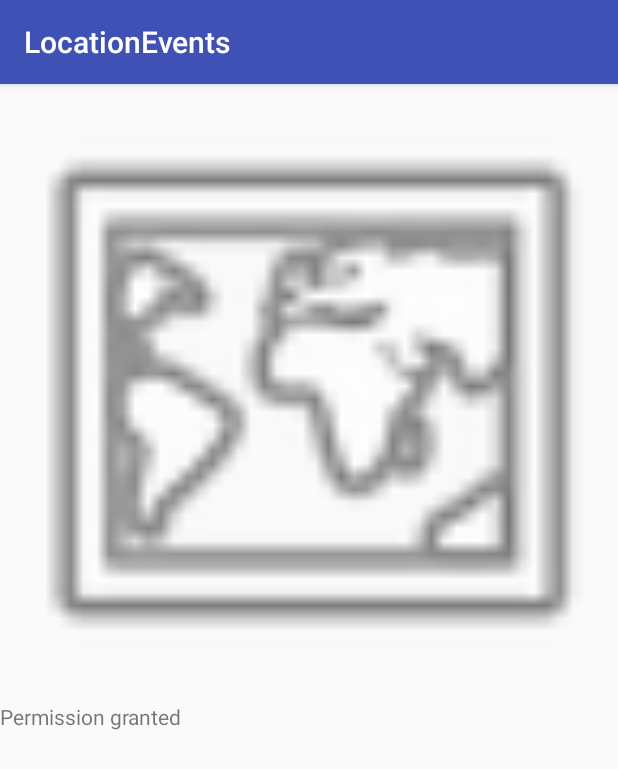
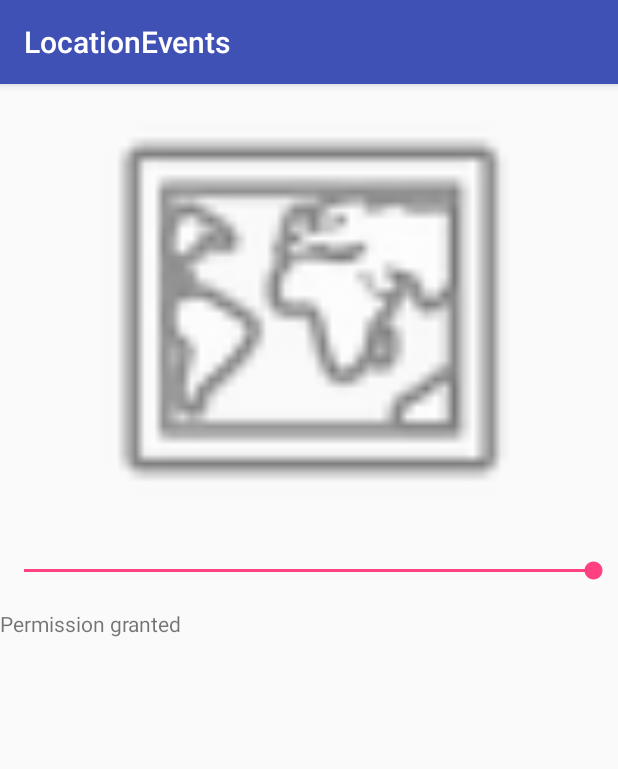
Before and after one commit to fraigo/AndroidLocationEvents, an Android app: the screen it shows after launch (MainActivity), on a phone screen of 412 x 824 dp. Shown: the top 769 px of the screen. Run offline under Robolectric (Android 15) with nearby library versions, the phone set to English and light mode, and no system bars.

Commit message:
Added zoom controls and scroll

```diff
--- a/app/src/main/java/me/franciscoigor/locationevents/MainActivity.java
+++ b/app/src/main/java/me/franciscoigor/locationevents/MainActivity.java
@@ -5,10 +5,14 @@ import android.graphics.Canvas;
 import android.graphics.drawable.Drawable;
 import android.location.Location;
 import android.os.Looper;
+import android.support.annotation.NonNull;
 import android.support.v4.app.ActivityCompat;
 import android.support.v7.app.AppCompatActivity;
 import android.os.Bundle;
+import android.view.View;
+import android.widget.ImageButton;
 import android.widget.ImageView;
+import android.widget.SeekBar;
 import android.widget.TextView;
 
 import com.google.android.gms.location.FusedLocationProviderClient;
@@ -21,6 +25,7 @@ import com.google.android.gms.tasks.OnSuccessListener;
 import java.io.InputStream;
 import java.net.URL;
 import java.text.SimpleDateFormat;
+import java.util.Arrays;
 import java.util.Date;
 import java.util.HashMap;
 
@@ -30,6 +35,9 @@ public class MainActivity extends AppCompatActivity {
     ImageView mapView;
     TextView text;
     HashMap<String,Drawable> webCache;
+    SeekBar seekBar;
+
+    int mapZoom = 18;
 
     @Override
     protected void onCreate(Bundle savedInstanceState) {
@@ -40,6 +48,25 @@ public class MainActivity extends AppCompatActivity {
 
         text = findViewById(R.id.main_text);
         mapView = findViewById(R.id.mapview);
+
+        seekBar = findViewById(R.id.seekBar);
+        seekBar.setOnSeekBarChangeListener(new SeekBar.OnSeekBarChangeListener() {
+            @Override
+            public void onProgressChanged(SeekBar seekBar, int progress, boolean fromUser) {
+                mapZoom = progress+5;
+            }
+
+            @Override
+            public void onStartTrackingTouch(SeekBar seekBar) {
+
+            }
+
+            @Override
+            public void onStopTrackingTouch(SeekBar seekBar) {
+
+            }
+        });
+
 
         if (ActivityCompat.checkSelfPermission(this,
                 android.Manifest.permission.ACCESS_FINE_LOCATION) !=
@@ -52,22 +79,28 @@ public class MainActivity extends AppCompatActivity {
             text.setText("Permission granted");
 
 
-
-            FusedLocationProviderClient flpClient =
-                    LocationServices.getFusedLocationProviderClient(this);
-
-            getLocation(flpClient);
-
-
+            getLocation();
 
         }
 
     }
 
-    private void getLocation(FusedLocationProviderClient flpClient){
+    @Override
+    public void onRequestPermissionsResult(int requestCode, @NonNull String[] permissions, @NonNull int[] grantResults) {
+        super.onRequestPermissionsResult(requestCode, permissions, grantResults);
+        if (requestCode == REQUEST_LOCATION_PERMISSION){
+            System.out.println(Arrays.asList(permissions));
+            System.out.println(Arrays.asList(grantResults));
+
+        }
+    }
+
+    private void getLocation(){
+
+        FusedLocationProviderClient flpClient = LocationServices.getFusedLocationProviderClient(this);
 
         LocationRequest locationRequest= LocationRequest.create();
-        locationRequest.setInterval(10000);
+        locationRequest.setInterval(5000);
         locationRequest.setFastestInterval(5000);
         locationRequest.setPriority(LocationRequest.PRIORITY_HIGH_ACCURACY);
 
@@ -97,10 +130,13 @@ public class MainActivity extends AppCompatActivity {
     }
 
     private void setMapImage(Location loc){
-        String mapsUrl="https://maps.googleapis.com/maps/api/staticmap?center=LATITUDE%2c%20LONGITUDE&markers=color:red%7Clabel:o%7CLATITUDE%2c%20LONGITUDE&zoom=18&size=400x400";
+        String mapsUrl="ENDPOINT?center=LATITUDE%2c%20LONGITUDE&markers=color:red%7Clabel:o%7CLATITUDE%2c%20LONGITUDE&zoom=ZOOM&size=400x400&maptype=MAPTYPE";
         final String url = mapsUrl
-                .replace("LATITUDE", String.valueOf(Math.round(loc.getLatitude()*1000)/1000.0d))
-                .replace("LONGITUDE", String.valueOf(Math.round(loc.getLongitude()*1000)/1000.0d));
+                .replace("ENDPOINT", "https://maps.googleapis.com/maps/api/staticmap")
+                .replace("MAPTYPE", "satellite")
+                .replace("ZOOM", String.valueOf(mapZoom))
+                .replace("LATITUDE", String.valueOf(loc.getLatitude()))
+                .replace("LONGITUDE", String.valueOf(loc.getLongitude()));
         final Drawable d=loadImageFromWebOperations(url);
 
         runOnUiThread(new Runnable() {
@@ -116,7 +152,7 @@ public class MainActivity extends AppCompatActivity {
         if (location==null){
             return "No location";
         }
-        return String.format("%3.3f : %3.3f (%3.3f) Time:%s",
+        return String.format("%3.5f : %3.5f (%3.3f) Time:%s",
                 (location.getLatitude()),
                 (location.getLongitude()),
                 (location.getAccuracy()),
--- a/app/src/main/res/layout/activity_main.xml
+++ b/app/src/main/res/layout/activity_main.xml
@@ -6,22 +6,50 @@
     android:layout_height="match_parent"
     android:orientation="vertical">
 
-    <ImageView
-        android:id="@+id/mapview"
+
+
+    <ScrollView
         android:layout_width="match_parent"
-        android:layout_height="wrap_content"
-        app:srcCompat="@android:drawable/ic_menu_mapmode"
-        android:scaleType="fitCenter"
-        android:adjustViewBounds="true"/>
+        android:layout_height="match_parent">
 
-    <TextView
-        android:id="@+id/main_text"
-        android:layout_width="wrap_content"
-        android:layout_height="wrap_content"
-        android:text="Hello World!"
-         />
+        <LinearLayout
+            android:layout_width="match_parent"
+            android:layout_height="wrap_content"
+            android:orientation="vertical" >
+
+            <ImageView
+                android:id="@+id/mapview"
+                android:layout_width="match_parent"
+                android:layout_height="300dp"
+                android:adjustViewBounds="true"
+                android:scaleType="fitCenter"
+                app:srcCompat="@android:drawable/ic_menu_mapmode" />
 
 
 
+            <LinearLayout
+                android:layout_width="match_parent"
+                android:layout_height="match_parent"
+                android:orientation="horizontal">
+
+                <SeekBar
+                    android:id="@+id/seekBar"
+                    android:layout_width="wrap_content"
+                    android:layout_height="50dp"
+                    android:layout_weight="1"
+                    android:max="15"
+                    android:progress="18" />
+            </LinearLayout>
+
+            <TextView
+                android:id="@+id/main_text"
+                android:layout_width="match_parent"
+                android:layout_height="wrap_content"
+                android:layout_weight="1"
+                android:text="Hello World!" />
+
+        </LinearLayout>
+    </ScrollView>
+
 
 </LinearLayout>
```
